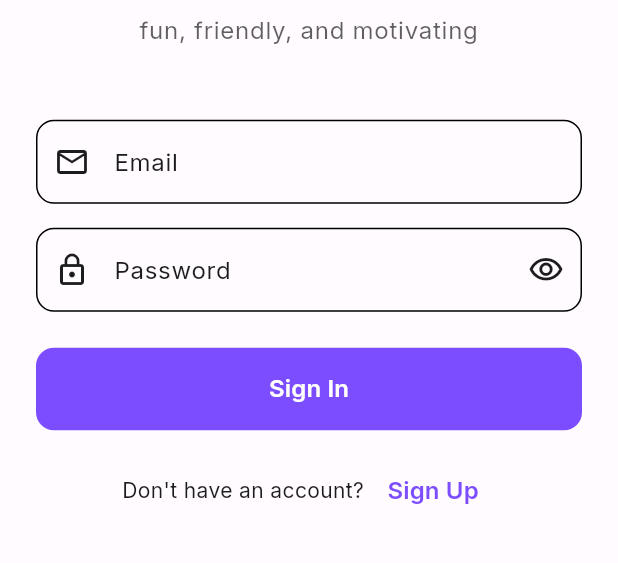
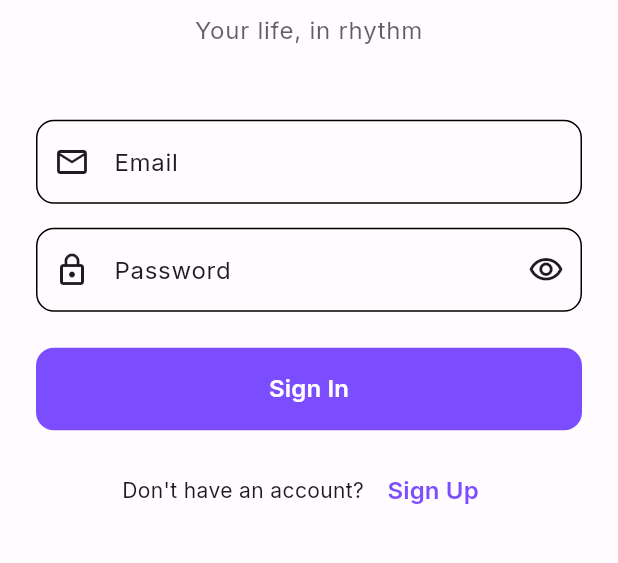
Before and after one commit to pinkeshmars/root_bound, a Flutter app: the screen it shows after launch, on a phone screen of 412 x 824 dp, the part 466-1029 px from its top. Run offline on Flutter 3.47's test engine with Material 3 defaults, Android fonts, the phone set to English and light mode, and no system bars; our stand-ins replace google_fonts, supabase_flutter; accounts and stored records are empty.

Commit message:
Update welcome message

```diff
--- a/lib/screens/auth/login_page.dart
+++ b/lib/screens/auth/login_page.dart
@@ -85,7 +85,7 @@ class _LoginPageState extends State<LoginPage> {
                   const SizedBox(height: 8),
 
                   Text(
-                    'fun, friendly, and motivating',
+                    'Your life, in rhythm',
                     style: theme.textTheme.bodyLarge?.copyWith(
                       color: colorScheme.onSurface.withValues(alpha: 0.7),
                     ),
```
